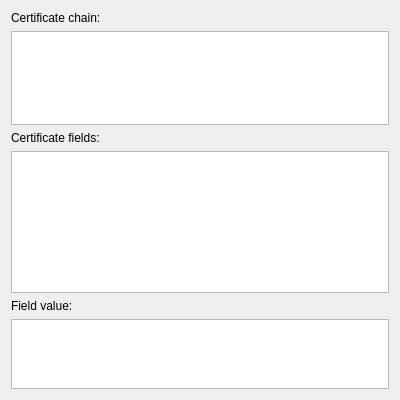
The window that src/ui/CertificateDialog.ui (OtterBrowser/otter-browser) describes before a commit, drawn with Qt 5.
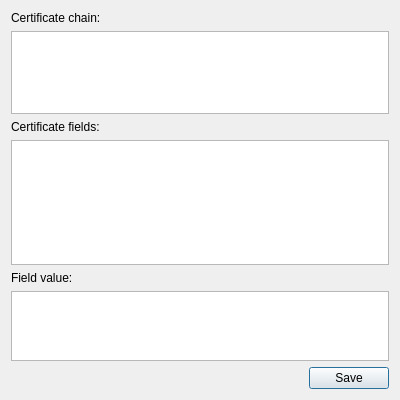
The same window after the commit. Custom widgets are drawn as their Qt base class.

Commit message: Allow to export certificate, references #1000

```diff
--- a/src/ui/CertificateDialog.ui
+++ b/src/ui/CertificateDialog.ui
@@ -10,7 +10,7 @@
     <height>400</height>
    </rect>
   </property>
-  <layout class="QVBoxLayout" name="verticalLayout" stretch="0,2,0,3,0,1">
+  <layout class="QVBoxLayout" name="verticalLayout" stretch="0,2,0,3,0,1,0">
    <item>
     <widget class="QLabel" name="chainLabel">
      <property name="text">
@@ -59,6 +59,16 @@
      </property>
     </widget>
    </item>
+   <item>
+    <widget class="QDialogButtonBox" name="buttonBox">
+     <property name="orientation">
+      <enum>Qt::Horizontal</enum>
+     </property>
+     <property name="standardButtons">
+      <set>QDialogButtonBox::Save</set>
+     </property>
+    </widget>
+   </item>
   </layout>
  </widget>
  <customwidgets>
```
The commit also changes 2 other files.
